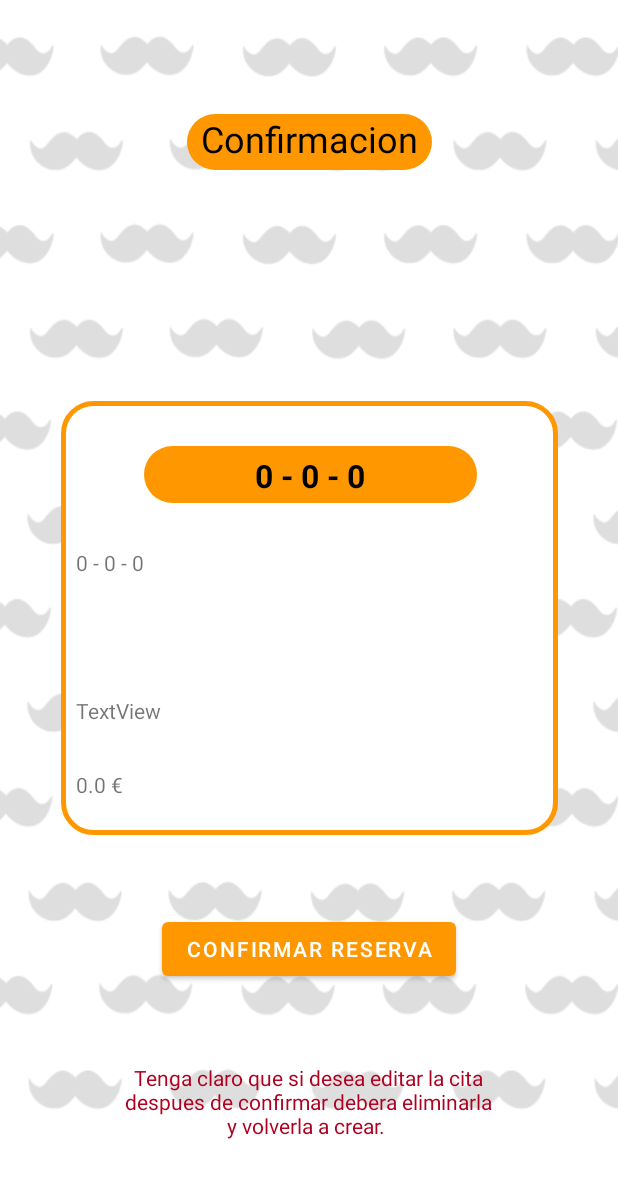
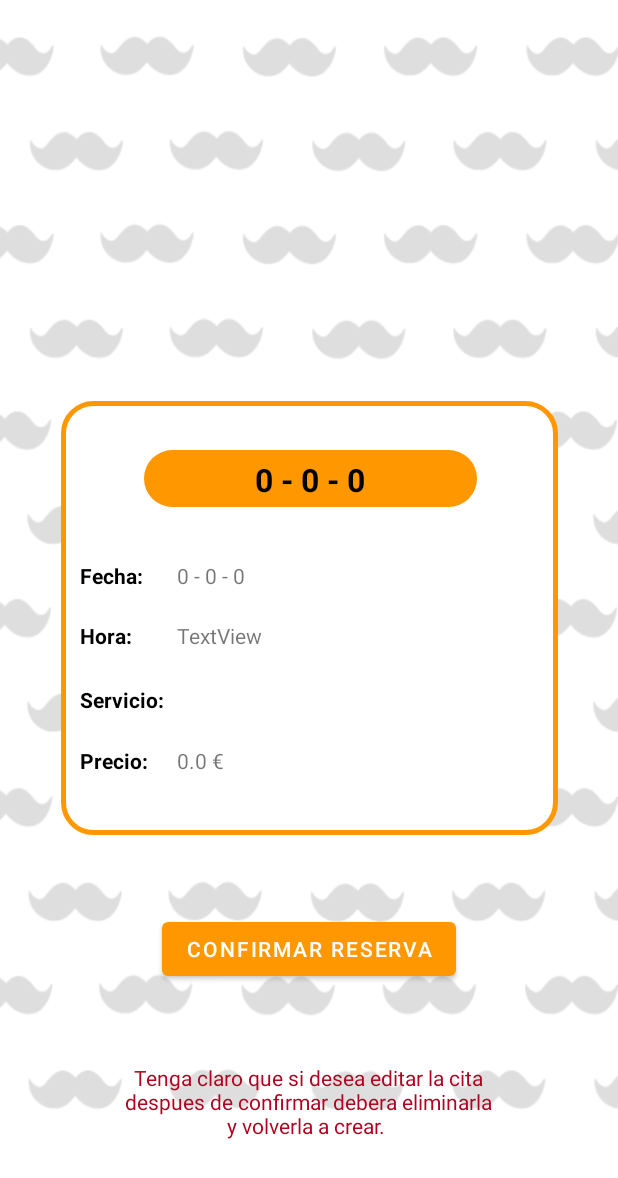
Before and after one commit to Dimitrihd64/HaircutBarber, an Android app: the ResumenActivity screen opened directly, with no data from a screen before it, on a phone screen of 412 x 824 dp. Shown: the top 1178 px of the screen. Run offline under Robolectric (Android 15) with nearby library versions, the phone set to English and light mode, and no system bars; our stand-ins replace Firebase (no records; nobody signed in at launch, a user with empty details on screens opened directly); 8 statements that could not run were skipped.

Commit message:
new features

```diff
--- a/app/src/main/res/layout/activity_resumen.xml
+++ b/app/src/main/res/layout/activity_resumen.xml
@@ -7,24 +7,7 @@
     android:background="@drawable/fondoblanco"
     tools:context=".ui.Citas.ResumenActivity">
 
-    <TextView
-        android:id="@+id/textView16"
-        android:layout_width="163dp"
-        android:layout_height="37dp"
-        android:layout_marginTop="76dp"
-        android:layout_marginBottom="126dp"
-        android:background="@drawable/border_text_complete"
-        android:text="Confirmacion"
-        android:textAlignment="center"
-        android:textColor="#000000"
-        android:textSize="24sp"
-        app:layout_constraintBottom_toTopOf="@+id/linearLayout2"
-        app:layout_constraintEnd_toEndOf="parent"
-        app:layout_constraintStart_toStartOf="parent"
-        app:layout_constraintTop_toTopOf="parent"
-        app:layout_constraintVertical_bias="0.0" />
-
-    <LinearLayout
+    <androidx.constraintlayout.widget.ConstraintLayout
         android:id="@+id/linearLayout2"
         android:layout_width="331dp"
         android:layout_height="289dp"
@@ -51,49 +34,117 @@
             android:textStyle="bold"
             app:layout_constraintBottom_toBottomOf="parent"
             app:layout_constraintEnd_toEndOf="parent"
-            app:layout_constraintHorizontal_bias="0.497"
+            app:layout_constraintHorizontal_bias="0.0"
             app:layout_constraintStart_toStartOf="parent"
             app:layout_constraintTop_toTopOf="parent"
-            app:layout_constraintVertical_bias="0.023"
+            app:layout_constraintVertical_bias="0.013"
             tools:ignore="MissingConstraints" />
 
         <TextView
+            android:id="@+id/textView21"
+            android:layout_width="wrap_content"
+            android:layout_height="wrap_content"
+            android:text="Fecha:"
+            android:textColor="#000000"
+            android:textStyle="bold"
+            app:layout_constraintBottom_toBottomOf="parent"
+            app:layout_constraintEnd_toEndOf="parent"
+            app:layout_constraintHorizontal_bias="0.044"
+            app:layout_constraintStart_toStartOf="parent"
+            app:layout_constraintTop_toTopOf="parent"
+            app:layout_constraintVertical_bias="0.396" />
+
+        <TextView
             android:id="@+id/lbFechaCita"
-            android:layout_width="match_parent"
+            android:layout_width="200dp"
             android:layout_height="wrap_content"
-            android:layout_marginLeft="10dp"
-            android:layout_marginTop="30dp"
-            android:layout_marginRight="10dp"
-            android:text="TextView" />
+            android:text="TextView"
+            app:layout_constraintBottom_toBottomOf="parent"
+            app:layout_constraintEnd_toEndOf="parent"
+            app:layout_constraintHorizontal_bias="0.587"
+            app:layout_constraintStart_toStartOf="parent"
+            app:layout_constraintTop_toTopOf="parent"
+            app:layout_constraintVertical_bias="0.396" />
+
+        <TextView
+            android:id="@+id/textView22"
+            android:layout_width="wrap_content"
+            android:layout_height="wrap_content"
+            android:text="Hora:"
+            android:textColor="#000000"
+            android:textStyle="bold"
+            app:layout_constraintBottom_toBottomOf="parent"
+            app:layout_constraintEnd_toEndOf="parent"
+            app:layout_constraintHorizontal_bias="0.043"
+            app:layout_constraintStart_toStartOf="parent"
+            app:layout_constraintTop_toTopOf="parent"
+            app:layout_constraintVertical_bias="0.544" />
 
         <TextView
             android:id="@+id/lbHoraCita"
-            android:layout_width="match_parent"
+            android:layout_width="200dp"
             android:layout_height="wrap_content"
-            android:layout_marginLeft="10dp"
-            android:layout_marginTop="30dp"
-            android:layout_marginRight="10dp"
-            android:text="TextView" />
+            android:text="TextView"
+            app:layout_constraintBottom_toBottomOf="parent"
+            app:layout_constraintEnd_toEndOf="parent"
+            app:layout_constraintHorizontal_bias="0.587"
+            app:layout_constraintStart_toStartOf="parent"
+            app:layout_constraintTop_toTopOf="parent"
+            app:layout_constraintVertical_bias="0.7" />
+
+        <TextView
+            android:id="@+id/textView23"
+            android:layout_width="wrap_content"
+            android:layout_height="wrap_content"
+            android:text="Servicio:"
+            android:textColor="#000000"
+            android:textStyle="bold"
+            app:layout_constraintBottom_toBottomOf="parent"
+            app:layout_constraintEnd_toEndOf="parent"
+            app:layout_constraintHorizontal_bias="0.046"
+            app:layout_constraintStart_toStartOf="parent"
+            app:layout_constraintTop_toTopOf="parent"
+            app:layout_constraintVertical_bias="0.7" />
 
         <TextView
             android:id="@+id/lbServicioCita"
-            android:layout_width="match_parent"
+            android:layout_width="200dp"
             android:layout_height="wrap_content"
-            android:layout_marginLeft="10dp"
-            android:layout_marginTop="30dp"
-            android:layout_marginRight="10dp"
-            android:text="TextView" />
+            android:text="TextView"
+            app:layout_constraintBottom_toBottomOf="parent"
+            app:layout_constraintEnd_toEndOf="parent"
+            app:layout_constraintHorizontal_bias="0.587"
+            app:layout_constraintStart_toStartOf="parent"
+            app:layout_constraintTop_toTopOf="parent"
+            app:layout_constraintVertical_bias="0.544" />
+
+        <TextView
+            android:id="@+id/textView24"
+            android:layout_width="wrap_content"
+            android:layout_height="wrap_content"
+            android:text="Precio:"
+            android:textColor="#000000"
+            android:textStyle="bold"
+            app:layout_constraintBottom_toBottomOf="parent"
+            app:layout_constraintEnd_toEndOf="parent"
+            app:layout_constraintHorizontal_bias="0.045"
+            app:layout_constraintStart_toStartOf="parent"
+            app:layout_constraintTop_toTopOf="parent"
+            app:layout_constraintVertical_bias="0.851" />
 
         <TextView
             android:id="@+id/lbPrecioCita"
-            android:layout_width="match_parent"
+            android:layout_width="200dp"
             android:layout_height="wrap_content"
-            android:layout_marginLeft="10dp"
-            android:layout_marginTop="30dp"
-            android:layout_marginRight="10dp"
-            android:text="TextView" />
+            android:text="TextView"
+            app:layout_constraintBottom_toBottomOf="parent"
+            app:layout_constraintEnd_toEndOf="parent"
+            app:layout_constraintHorizontal_bias="0.587"
+            app:layout_constraintStart_toStartOf="parent"
+            app:layout_constraintTop_toTopOf="parent"
+            app:layout_constraintVertical_bias="0.851" />
 
-    </LinearLayout>
+    </androidx.constraintlayout.widget.ConstraintLayout>
 
     <Button
         android:id="@+id/btReservar"
```
